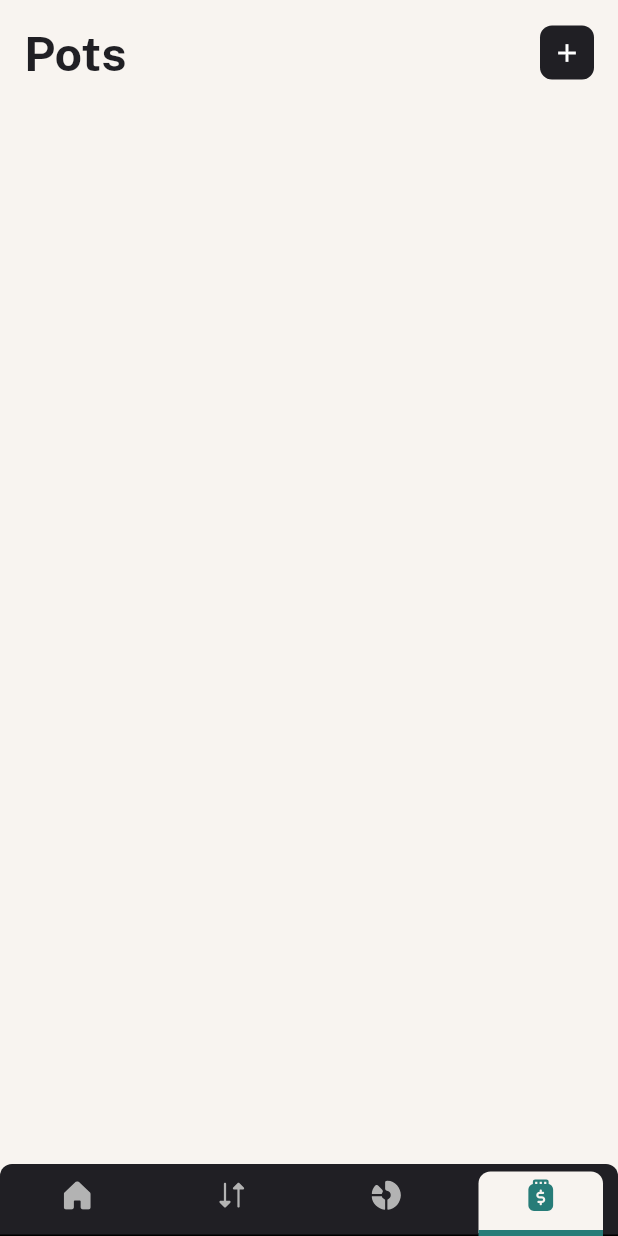
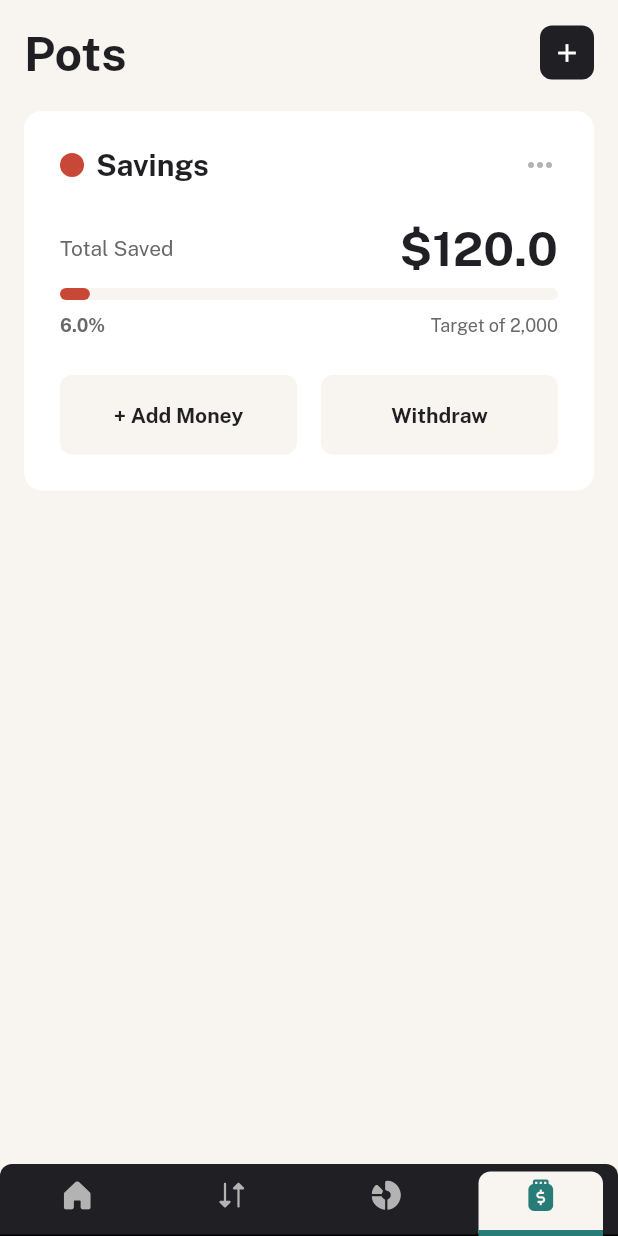
Before and after one commit to JER3MIAH/personal-finance-app, a Flutter app: the screen it shows after launch, item 4 of the bottom bar chosen, on a phone screen of 412 x 824 dp. Run offline on Flutter 3.47's test engine with Material 3 defaults, Android fonts, the phone set to English and light mode, and no system bars; drawn by our look-alikes of auto_size_text; our stand-ins replace equatable, flutter_bloc, flutter_hooks, flutter_svg, get_it, shared_preferences.

Commit message:
feat: implement pot container

```diff
--- a/lib/src/features/pots/presentation/components/components.dart
+++ b/lib/src/features/pots/presentation/components/components.dart
@@ -0,0 +1 @@
+export 'pot_container.dart';
--- /dev/null
+++ b/lib/src/features/pots/presentation/components/pot_container.dart
@@ -0,0 +1,148 @@
+import 'package:flutter/material.dart';
+import 'package:personal_finance_app/src/features/pots/data/models/pot.dart';
+import 'package:personal_finance_app/src/shared/shared.dart';
+
+class PotContainer extends StatelessWidget {
+  final Pot pot;
+  const PotContainer({
+    super.key,
+    required this.pot,
+  });
+
+  @override
+  Widget build(BuildContext context) {
+    final potTheme = getColorFromTheme(pot.theme);
+
+    double percentage = (pot.total / pot.target) * 100;
+
+    void onTapEdit() {}
+    void onTapDelete() {}
+
+    return Container(
+      padding: const EdgeInsets.all(spacing300),
+      decoration: BoxDecoration(
+        color: appColors.white,
+        borderRadius: BorderRadius.circular(spacing150),
+      ),
+      child: Column(
+        mainAxisSize: MainAxisSize.min,
+        spacing: spacing300,
+        children: [
+          Row(
+            mainAxisAlignment: MainAxisAlignment.spaceBetween,
+            children: [
+              _buildPotTitle(
+                title: 'Savings',
+                color: potTheme,
+              ),
+              EditAndDeletePopUpButton(
+                onEdit: onTapEdit,
+                onDelete: onTapDelete,
+              ),
+            ],
+          ),
+          //*-----
+          Column(
+            mainAxisSize: MainAxisSize.min,
+            spacing: spacing100,
+            children: [
+              Row(
+                mainAxisAlignment: MainAxisAlignment.spaceBetween,
+                children: [
+                  Text(
+                    'Total Saved',
+                    style: textPreset4.copyWith(
+                      color: appColors.grey500,
+                    ),
+                  ),
+                  Text(
+                    '\$${pot.total}',
+                    style: textPreset1,
+                  ),
+                ],
+              ),
+              LinearProgressIndicator(
+                backgroundColor: appColors.beige100,
+                color: potTheme,
+                value: percentage / 100,
+                minHeight: 8,
+                borderRadius: BorderRadius.circular(spacing50),
+              ),
+              Row(
+                mainAxisAlignment: MainAxisAlignment.spaceBetween,
+                children: [
+                  Text(
+                    '$percentage%',
+                    style: textPreset5Bold.copyWith(
+                      color: appColors.grey500,
+                    ),
+                  ),
+                  Text(
+                    'Target of ${formatNumber(pot.target)}',
+                    style: textPreset5.copyWith(
+                      color: appColors.grey500,
+                    ),
+                  ),
+                ],
+              ),
+            ],
+          ),
+          //*-----
+          Row(
+            spacing: spacing200,
+            children: [
+              _buildButton(
+                title: '+ Add Money',
+                onTap: () {},
+              ),
+              _buildButton(
+                title: 'Withdraw',
+                onTap: () {},
+              ),
+            ],
+          ),
+        ],
+      ),
+    );
+  }
+
+  Widget _buildPotTitle({
+    required String title,
+    required Color color,
+  }) {
+    return Row(
+      mainAxisSize: MainAxisSize.min,
+      spacing: spacing100,
+      children: [
+        Container(
+          width: spacing200,
+          height: spacing200,
+          decoration: BoxDecoration(
+            shape: BoxShape.circle,
+            color: color,
+          ),
+        ),
+        Text(
+          title,
+          style: textPreset2.copyWith(
+            fontWeight: FontWeight.w700,
+          ),
+        ),
+      ],
+    );
+  }
+
+  Widget _buildButton({
+    required String title,
+    required VoidCallback onTap,
+  }) {
+    return Expanded(
+      child: AppButton(
+        title: title,
+        onTap: onTap,
+        color: appColors.beige100,
+        textColor: appColors.grey900,
+      ),
+    );
+  }
+}
--- a/lib/src/features/pots/presentation/screens/pot_screen.dart
+++ b/lib/src/features/pots/presentation/screens/pot_screen.dart
@@ -1,5 +1,7 @@
 import 'package:auto_size_text/auto_size_text.dart';
 import 'package:flutter/material.dart';
+import 'package:personal_finance_app/src/features/pots/data/models/pot.dart';
+import 'package:personal_finance_app/src/features/pots/presentation/components/components.dart';
 import 'package:personal_finance_app/src/shared/shared.dart';
 
 class PotScreen extends StatelessWidget {
@@ -36,6 +38,15 @@ class PotScreen extends StatelessWidget {
                 ),
             ],
           ),
+          YBox(20),
+          PotContainer(
+            pot: Pot(
+              name: 'Test Pot',
+              theme: 'Red',
+              total: 120,
+              target: 2000,
+            ),
+          ),
         ],
       ),
     );
--- a/lib/src/shared/utils/colors.dart
+++ b/lib/src/shared/utils/colors.dart
@@ -20,7 +20,7 @@ class AppColors {
   final purple2 = Color(0xFFAF81BA);
   final turquoise = Color(0xFF597C7C);
   final brown = Color(0xFF93674F);
-  final nagenta = Color(0xFF934F6F);
+  final magenta = Color(0xFF934F6F);
   final blue = Color(0xFF3F82B2);
   final navyGrey = Color(0xFF97A0AC);
   final armyGreen = Color(0xFF7F9161);
--- a/lib/src/shared/utils/constants.dart
+++ b/lib/src/shared/utils/constants.dart
@@ -1,3 +1,6 @@
+import 'package:flutter/material.dart';
+import 'package:personal_finance_app/src/shared/shared.dart';
+
 //* Spacing
 const spacing50 = 4.0;
 const spacing100 = 8.0;
@@ -29,3 +32,26 @@ const SORT_OPTIONS = [
   'Highest',
   'Lowest',
 ];
+
+//*--------------------
+final THEME_OPTIONS = {
+  'Green': appColors.green,
+  'Yellow': appColors.yellow,
+  'Cyan': appColors.cyan,
+  'Navy': appColors.navy,
+  'Red': appColors.red,
+  'Purple': appColors.purple,
+  'Purple2': appColors.purple2,
+  'Turquoise': appColors.turquoise,
+  'Brown': appColors.brown,
+  'Magneta': appColors.magenta,
+  'Blue': appColors.blue,
+  'Navy Grey': appColors.navyGrey,
+  'Army Green': appColors.armyGreen,
+  'Gold': appColors.gold,
+  'Orange': appColors.orange,
+};
+
+Color getColorFromTheme(String themeName) {
+  return THEME_OPTIONS[themeName] ?? Colors.black;
+}
--- a/lib/src/shared/widgets/app_buttons.dart
+++ b/lib/src/shared/widgets/app_buttons.dart
@@ -26,6 +26,7 @@ class AppButton extends StatelessWidget {
         onPressed: onTap,
         style: ButtonStyle(
           backgroundColor: WidgetStatePropertyAll(color ?? appColors.grey900),
+          overlayColor: WidgetStatePropertyAll(Colors.transparent),
           elevation: WidgetStatePropertyAll(0),
           padding: WidgetStatePropertyAll(EdgeInsets.all(spacing200)),
           shape: WidgetStatePropertyAll(
--- a/lib/src/shared/widgets/app_dropdown.dart
+++ b/lib/src/shared/widgets/app_dropdown.dart
@@ -73,7 +73,6 @@ class AppPopUpButton extends StatelessWidget {
             return PopupMenuItem(
               onTap: () {
                 selectedItem.value = menuItem;
-
               },
               child: Text(
                 menuItem,
@@ -90,3 +89,47 @@ class AppPopUpButton extends StatelessWidget {
     );
   }
 }
+
+class EditAndDeletePopUpButton extends StatelessWidget {
+  final VoidCallback onEdit, onDelete;
+  const EditAndDeletePopUpButton({
+    super.key,
+    required this.onEdit,
+    required this.onDelete,
+  });
+
+  @override
+  Widget build(BuildContext context) {
+    return PopupMenuButton<Widget>(
+      padding: EdgeInsets.zero,
+      position: PopupMenuPosition.under,
+      constraints: BoxConstraints(maxHeight: 300),
+      shape: RoundedRectangleBorder(
+        borderRadius: BorderRadius.circular(spacing100),
+      ),
+      color: appColors.white,
+      itemBuilder: (_) {
+        return [
+          PopupMenuItem(
+            onTap: onEdit,
+            child: Text(
+              'Edit Pot',
+              style: textPreset4,
+            ),
+          ),
+          PopupMenuItem(
+            onTap: onDelete,
+            child: Text(
+              'Delete Pot',
+              style: textPreset4.copyWith(color: appColors.red),
+            ),
+          ),
+        ];
+      },
+      child: Icon(
+        Icons.more_horiz,
+        color: appColors.grey300,
+      ),
+    );
+  }
+}
```
